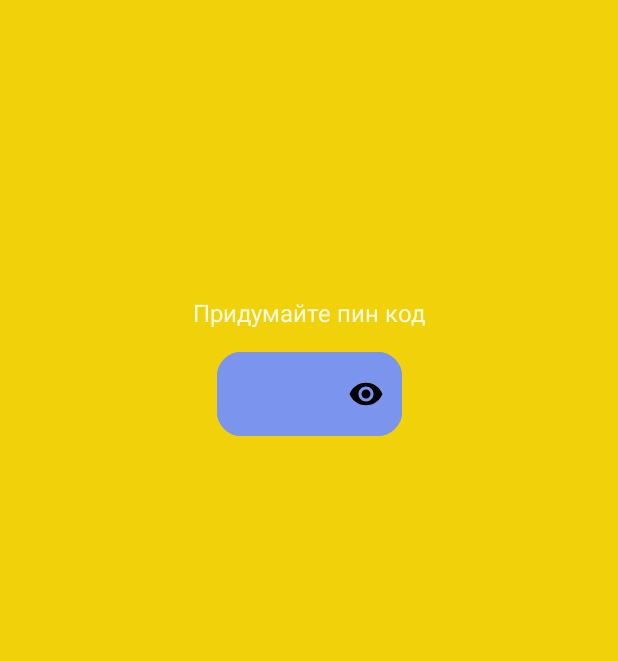
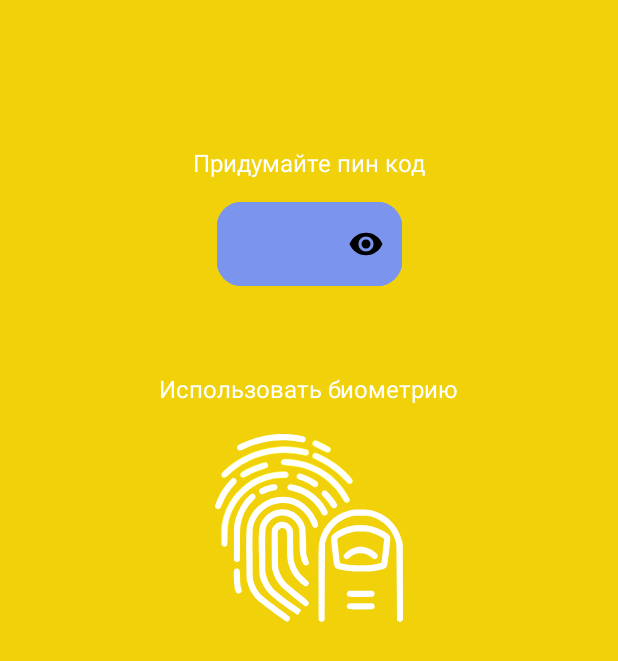
Before and after one commit to VitalyPerm/INotes, an Android app built with Jetpack Compose: the composable PinCodeScreen shown on its own in the app's theme, on a phone screen of 412 x 824 dp. Shown: the top 661 px of the screen. Run offline under Robolectric (Android 15) with nearby library versions, the phone set to English and light mode, and no system bars; our stand-ins replace Dagger/Hilt's generated code, accompanist.

Commit message:
in progress

```diff
--- a/app/src/main/AndroidManifest.xml
+++ b/app/src/main/AndroidManifest.xml
@@ -2,6 +2,7 @@
 <manifest xmlns:android="http://schemas.android.com/apk/res/android"
     package="com.elvitalya.notes">
 
+    <uses-permission android:name="android.permission.USE_BIOMETRIC" />
     <application
         android:name=".presentation.NotesApp"
         android:allowBackup="true"
--- a/app/src/main/java/com/elvitalya/notes/presentation/MainActivity.kt
+++ b/app/src/main/java/com/elvitalya/notes/presentation/MainActivity.kt
@@ -32,7 +32,6 @@ class MainActivity : ComponentActivity() {
         WindowCompat.setDecorFitsSystemWindows(window, false)
 
         setContent {
-
             val systemUiController = rememberSystemUiController()
 
             SideEffect {
--- a/app/src/main/java/com/elvitalya/notes/presentation/main/MainScreen.kt
+++ b/app/src/main/java/com/elvitalya/notes/presentation/main/MainScreen.kt
@@ -1,5 +1,7 @@
 package com.elvitalya.notes.presentation.main
 
+import android.os.Build
+import androidx.annotation.RequiresApi
 import androidx.compose.foundation.layout.padding
 import androidx.compose.foundation.shape.RoundedCornerShape
 import androidx.compose.material.*
@@ -28,6 +30,7 @@ import com.elvitalya.notes.presentation.notes_list.NotesListScreen
 import com.elvitalya.notes.presentation.pin_code.PinCodeScreen
 import com.google.accompanist.insets.navigationBarsPadding
 
+@RequiresApi(Build.VERSION_CODES.Q)
 @Composable
 fun Main(
     viewModel: MainViewModel = hiltViewModel(),
--- a/app/src/main/java/com/elvitalya/notes/presentation/notes_info/NoteDetailsScreen.kt
+++ b/app/src/main/java/com/elvitalya/notes/presentation/notes_info/NoteDetailsScreen.kt
@@ -27,7 +27,6 @@ import com.elvitalya.notes.presentation.main.NEW_NOTE
 import com.elvitalya.notes.theme.theme.CardBackground
 import com.google.accompanist.insets.navigationBarsPadding
 
-const val TAG = "note_info"
 
 @OptIn(ExperimentalComposeUiApi::class)
 @Composable
@@ -35,7 +34,7 @@ fun NoteDetailsScreen(
     viewModel: NotesDetailsScreenViewModel = hiltViewModel(),
     navController: NavController,
     noteId: Int?,
-    goBack: () -> Unit
+    goBack: () -> Unit,
 ) {
 
     BackHandler {
--- a/app/src/main/java/com/elvitalya/notes/presentation/pin_code/PinCodeScreen.kt
+++ b/app/src/main/java/com/elvitalya/notes/presentation/pin_code/PinCodeScreen.kt
@@ -1,5 +1,9 @@
 package com.elvitalya.notes.presentation.pin_code
 
+import android.os.Build
+import androidx.annotation.RequiresApi
+import androidx.compose.foundation.Image
+import androidx.compose.foundation.clickable
 import androidx.compose.foundation.layout.*
 import androidx.compose.foundation.shape.RoundedCornerShape
 import androidx.compose.foundation.text.KeyboardActions
@@ -26,6 +30,7 @@ import com.elvitalya.notes.theme.theme.CardBackground
 import kotlinx.coroutines.delay
 import kotlinx.coroutines.launch
 
+@RequiresApi(Build.VERSION_CODES.Q)
 @Composable
 fun PinCodeScreen(
     viewModel: PinCodeViewModel = hiltViewModel(),
@@ -39,6 +44,8 @@ fun PinCodeScreen(
         unfocusedIndicatorColor = CardBackground,
         backgroundColor = CardBackground
     )
+
+    if(viewModel.authSuccess) goForward()
 
     var passVisibility by remember { mutableStateOf(false) }
 
@@ -60,9 +67,15 @@ fun PinCodeScreen(
         horizontalAlignment = CenterHorizontally
     ) {
 
-        Spacer(modifier = Modifier.height(200.dp))
+        Spacer(modifier = Modifier.height(100.dp))
 
-        Text(text = stringResource(id = if (viewModel.pinEmpty.value) R.string.pin_code_new else R.string.pin_code_enter))
+        Text(
+            text = stringResource(
+                id = if (viewModel.pinEmpty.value) R.string.pin_code_new
+                else R.string.pin_code_enter
+            ),
+            color = Color.White
+        )
 
         Spacer(modifier = Modifier.height(16.dp))
 
@@ -114,5 +127,23 @@ fun PinCodeScreen(
                 }
             )
         )
+
+        Spacer(modifier = Modifier.height(60.dp))
+
+        Text(
+            text = stringResource(R.string.pin_code_use_biometry),
+            color = Color.White
+        )
+
+        Spacer(modifier = Modifier.height(20.dp))
+
+        Image(
+            painter = painterResource(id = R.drawable.ic_fingerprint),
+            contentDescription = "fingerPrint",
+            modifier = Modifier
+            .clickable {
+                viewModel.launchBiometric()
+            }
+        )
     }
 }
--- /dev/null
+++ b/app/src/main/res/drawable/ic_fingerprint.xml
@@ -0,0 +1,47 @@
+<vector android:height="125dp" android:viewportHeight="512"
+    android:viewportWidth="512" android:width="125dp" xmlns:android="http://schemas.android.com/apk/res/android">
+    <path android:fillColor="#FFFFFF"
+        android:pathData="M158.5,1.5c-21.9,2.3 -42.2,6.9 -63.3,14.5 -13.6,4.8 -29.9,12.4 -32.9,15.2 -5,4.7 -1.2,13.8 5.7,13.8 1.7,-0 7.4,-2.1 12.8,-4.6 36.7,-17.3 80.7,-25.6 119.5,-22.6 8.6,0.7 20.4,2.1 26.3,3.2 13.7,2.5 15,2.5 17.9,-0.5 3,-2.9 3.3,-8.3 0.8,-11.4 -2.4,-2.8 -15.1,-5.5 -35.2,-7.6 -17.9,-1.8 -34.7,-1.8 -51.6,-0z" android:strokeColor="#00000000"/>
+    <path android:fillColor="#FFFFFF"
+        android:pathData="M271,17.7c-5.2,2 -7.7,8.6 -4.7,12.6 1.6,2.3 38.5,20.7 41.4,20.7 1.2,-0 3.4,-1.1 4.9,-2.4 3.4,-2.8 3.8,-8.4 0.9,-11.5 -2,-2.3 -34.6,-18.8 -38.5,-19.5 -1.4,-0.3 -3.2,-0.2 -4,0.1z" android:strokeColor="#FFFFFF00"/>
+    <path android:fillColor="#FFFFFF"
+        android:pathData="M169,35.1c-53.7,4.7 -104,27.1 -143.1,63.7 -7.9,7.5 -8.4,8.1 -8.4,12.2 0,5.1 2.9,8 8,8 2.8,-0 5.1,-1.5 13.7,-9.1 12.7,-11.2 18.8,-16 30,-23.3 9.8,-6.4 30.8,-17 41.3,-21 41.2,-15.3 86.2,-18.3 128.5,-8.5 4.7,1.1 9.5,1.7 10.7,1.4 5.5,-1.3 8.1,-8.5 4.8,-13.2 -1.7,-2.5 -4.5,-3.4 -18.9,-6.4 -21.1,-4.3 -44.9,-5.7 -66.6,-3.8z" android:strokeColor="#FFFFFF00"/>
+    <path android:fillColor="#FFFFFF"
+        android:pathData="M270.1,52.1c-4.6,1.8 -6.5,7.4 -4.1,11.9 0.6,1.1 7.9,5.3 16.3,9.4 26.9,13.1 46.4,27.3 69.1,50.5 10.9,11.1 12.2,12.1 15.6,12.1 4.8,-0 8,-3.3 8,-8.2 0,-3.1 -1.2,-4.9 -8.9,-13.5 -20.6,-22.8 -48.9,-43.4 -79.1,-57.5 -13.4,-6.2 -13.3,-6.2 -16.9,-4.7z" android:strokeColor="#FFFFFF00"/>
+    <path android:fillColor="#FFFFFF"
+        android:pathData="M184.4,69.4c-4,1.8 -5.9,6.2 -4.4,10.1 1.7,4.5 3.7,5.3 16,6 34.4,2 61,10 88,26.3 25.2,15.3 49.7,40.4 63.1,64.8 4.9,8.8 7,10.8 11.6,10.8 4.1,-0 8.3,-3.9 8.3,-7.7 0,-4.6 -12,-24.2 -23.8,-38.8 -6.6,-8.2 -21.6,-23.1 -30.2,-29.8 -20.5,-16.3 -46.5,-29.2 -72.4,-36.1 -20.2,-5.3 -50.2,-8.3 -56.2,-5.6z" android:strokeColor="#FFFFFF00"/>
+    <path android:fillColor="#FFFFFF"
+        android:pathData="M120,81.6c-13.8,4.6 -30.4,12 -42.8,19.3 -7.9,4.6 -9.9,7.8 -8,13.1 2,5.9 8,6.6 15.9,1.9 12,-7 25.7,-13.2 40.9,-18.3 9.5,-3.2 16.7,-6.2 17.5,-7.3 4,-5.1 -0.2,-13.3 -6.7,-13.3 -1.8,0.1 -9.4,2.1 -16.8,4.6z" android:strokeColor="#FFFFFF00"/>
+    <path android:fillColor="#FFFFFF"
+        android:pathData="M171.6,103.1c-28.7,2.5 -60.1,14.1 -83.5,30.7 -11.4,8 -29.7,25.8 -37.4,36.2 -16.4,22.2 -26.8,46.1 -31.4,72.1 -1.4,8.2 -1.8,15.6 -1.8,35.2l0,24.9 2.8,2.4c3.6,3.1 8.1,3.1 11.1,0.1 2.3,-2.3 2.4,-2.8 2.9,-27.8 0.3,-17.9 0.9,-27.9 2.1,-33.9 10.9,-55.2 50.5,-99.3 104.6,-116.5 12.3,-3.9 22.7,-5.7 38.5,-6.4 8.3,-0.4 16,-1.2 17.1,-1.9 3.4,-1.8 4.9,-6.6 3.3,-10.3 -2.3,-5.7 -7.7,-6.7 -28.3,-4.8z" android:strokeColor="#FFFFFF00"/>
+    <path android:fillColor="#FFFFFF"
+        android:pathData="M227.4,108c-2.6,1 -5.4,4.8 -5.4,7.3 0,1 0.7,3.1 1.5,4.7 1.2,2.3 3,3.3 9.7,5.6 9.7,3.1 22.8,9.6 31.3,15.3 7,4.8 10.5,5.2 14,1.6 1.8,-1.8 2.5,-3.5 2.5,-6.5 0,-3.8 -0.3,-4.3 -6.5,-8.8 -9.1,-6.5 -23.2,-13.6 -34.3,-17.2 -10.1,-3.3 -9.8,-3.2 -12.8,-2z" android:strokeColor="#00000000"/>
+    <path android:fillColor="#FFFFFF"
+        android:pathData="M43.4,124.2c-9.8,9 -25,30 -32.6,45.2 -5.3,10.6 -10.8,24.3 -10.8,27.2 0,3.9 4.2,7.8 8.3,7.8 5.1,-0 7,-2.2 11.3,-13 7.2,-18.3 18.5,-36.2 32.4,-51.7 5.9,-6.5 7,-8.3 7,-11.3 0,-4.5 -3.7,-8.4 -8,-8.4 -2.2,-0 -4.3,1.2 -7.6,4.2z" android:strokeColor="#00000000"/>
+    <path android:fillColor="#FFFFFF"
+        android:pathData="M147.4,139.5c-10.3,2.6 -21.8,7.4 -25.1,10.4 -4.9,4.3 -1.3,14.1 5.2,14.1 1.5,-0 5.7,-1.3 9.3,-2.9 7.2,-3.1 14.4,-5.3 23.3,-7.1 7.1,-1.4 9.9,-3.9 9.9,-8.9 0,-8.3 -6.2,-9.9 -22.6,-5.6z" android:strokeColor="#00000000"/>
+    <path android:fillColor="#FFFFFF"
+        android:pathData="M199.5,139.5c-3.1,3 -3.2,7.3 -0.5,10.8 1.5,1.9 3.8,2.9 9.7,4.1 34,7.2 60.8,26.5 78.5,56.5 5.8,9.8 7.1,11 11.6,11.1 4.3,-0 8.2,-3.8 8.2,-8.1 0,-3.9 -7.7,-17.1 -16.5,-28.4 -17.7,-22.7 -44.8,-39.9 -73.2,-46.5 -11.3,-2.7 -14.8,-2.6 -17.8,0.5z" android:strokeColor="#00000000"/>
+    <path android:fillColor="#FFFFFF"
+        android:pathData="M294.2,154.7c-2.1,0.8 -4.4,6.3 -3.7,9.1 0.3,1.4 4,6.1 8.1,10.6 4.1,4.5 10.2,12 13.5,16.8 3.3,4.8 6.8,9.2 7.9,9.8 7.5,4 15.4,-3.5 11.6,-11.1 -3,-6 -13.2,-19.3 -21.1,-27.6 -7.1,-7.4 -8.4,-8.3 -11.5,-8.2 -1.9,-0 -4.1,0.3 -4.8,0.6z" android:strokeColor="#00000000"/>
+    <path android:fillColor="#FFFFFF"
+        android:pathData="M100.1,162.8c-3.1,0.5 -14.5,12 -22,22.3 -11.8,16 -20.8,37.3 -24.8,58.1 -1.5,8 -1.8,15.5 -1.8,55.1l0,45.9 2.8,2.4c3.6,3.1 7.7,3.1 11,-0l2.5,-2.3 0.5,-46.4c0.4,-45.5 0.5,-46.6 3,-56.9 5.8,-24.1 15.7,-42.6 31.3,-58.4 7.8,-8 8.9,-10.4 7,-15 -1.5,-3.6 -5.3,-5.5 -9.5,-4.8z" android:strokeColor="#00000000"/>
+    <path android:fillColor="#FFFFFF"
+        android:pathData="M167.5,172.5c-38.1,7 -69.3,35.5 -79,72.1 -3.1,11.7 -3.7,27.2 -3.2,88.6 0.4,52.5 0.6,61.3 2.1,67.7 4.8,20.8 15.2,39.1 29.7,52.6 5.8,5.3 24.2,19.3 60.2,45.8 11.3,8.3 16.7,11.7 18.7,11.7 5.7,-0 10,-6.3 8,-11.6 -0.5,-1.2 -8.4,-7.8 -17.6,-14.5 -57.9,-42.9 -61.9,-46.2 -70.1,-58.6 -5,-7.6 -9.9,-19.2 -12.1,-28.7 -1.5,-6.3 -1.7,-14.9 -1.7,-73.6 0,-65.9 0.1,-66.6 2.3,-74.5 10.5,-37.3 42.6,-61.6 81.5,-61.5 12.5,-0 21.5,2.1 32.2,7.4 19.6,9.7 36,28.3 45.1,51 2.2,5.7 3.3,7.1 6,8.2 2.4,1 4,1.1 6,0.4 6.5,-2.5 6.9,-7.5 1.5,-19.9 -11.3,-26.3 -33.8,-48.9 -58.1,-58.4 -14.1,-5.5 -35.1,-7.3 -51.5,-4.2z" android:strokeColor="#00000000"/>
+    <path android:fillColor="#FFFFFF"
+        android:pathData="M169.5,206.5c-16.5,3.7 -32.5,15.5 -41.2,30.3 -9,15.4 -9.9,25.3 -8.6,93.2 1.1,59.3 1.2,59.4 9.7,77.5 9.5,20.2 20.2,31.1 56.6,58.2 19.2,14.3 38.8,27.5 39.9,26.9 0.5,-0.3 2.7,-3.5 4.9,-7l4,-6.4 -13.6,-9.4c-25.7,-17.5 -54.2,-39.8 -62.4,-48.6 -9.9,-10.5 -17.2,-25 -20.2,-39.4 -1.4,-6.5 -1.6,-16.6 -1.6,-64.2 0,-53.3 0.1,-56.7 2,-62.8 5.8,-18.7 24.6,-32.7 44,-32.8 20.9,-0 40.3,14.8 45.5,34.7 1.1,4.3 1.5,11.8 1.5,29.3 0.1,35.3 1.9,49.5 8.1,63.6 2.8,6.3 5.2,8.4 9.4,8.4 3.8,-0 8.5,-3.8 8.5,-6.9 0,-0.9 -1.7,-6.3 -3.7,-12.1l-3.6,-10.5 -0.8,-34.5c-0.8,-38.1 -1.1,-40.7 -7.6,-54 -5,-10.4 -17.7,-23 -28.4,-28.3 -13,-6.4 -28.6,-8.3 -42.4,-5.2z" android:strokeColor="#00000000"/>
+    <path android:fillColor="#FFFFFF"
+        android:pathData="M373.5,206.4c-45.6,8.8 -80.4,42.8 -89.5,87.7 -1.9,9.3 -2,13.8 -2,110.7 0,55.6 0.3,101.8 0.6,102.7 0.8,1.9 5.5,4.5 8.3,4.5 1.1,-0 3.3,-1.1 4.8,-2.4l2.8,-2.4 0.5,-104.4 0.6,-104.3 2.2,-7.5c9.7,-32.1 33.5,-55.8 65.7,-65.7 8.5,-2.6 10,-2.7 29,-2.7 17.4,-0 21,0.3 27.8,2.2 34.2,9.5 59,34.9 68.4,70.2 1.5,5.9 1.8,16 2.3,109.3l0.5,102.9 2.8,2.4c3.8,3.2 7.2,3.1 10.8,-0.6l3,-2.9 -0.4,-103.3 -0.3,-103.3 -2.2,-8.5c-7.3,-27.4 -20.7,-48 -42.2,-64.2 -9,-6.9 -26.5,-15.3 -38.5,-18.4 -8.8,-2.3 -12.3,-2.7 -29,-3 -13,-0.2 -21.2,0.1 -26,1z" android:strokeColor="#00000000"/>
+    <path android:fillColor="#FFFFFF"
+        android:pathData="M173.9,240.6c-5.6,1.7 -14.1,9 -17.2,14.8 -2.2,4.1 -2.2,4.4 -2.2,56.1 0,50.2 0.1,52.3 2.2,60.1 4.7,17.7 12.6,32.2 24.1,44.5 6.8,7.3 59.9,50.9 63.7,52.3 3.3,1.3 7.3,-0.2 9.8,-3.6 4.1,-5.5 2.6,-7.3 -24.8,-29.6 -13.8,-11.1 -27.6,-22.5 -30.8,-25.3 -11.2,-9.9 -21,-25.7 -25.3,-40.9 -1.6,-5.8 -1.8,-11.8 -2.2,-55.6l-0.3,-49.1 3.3,-3.6c6.4,-6.7 15.8,-5.7 20,2.3 1.6,3.2 1.8,6.3 1.8,34.5 0,17 0.5,35.3 1,40.5 2.9,27 14.9,49.5 36.1,67.6 9.2,7.9 11.5,9.3 14.7,9.4 3.2,-0 8.2,-5.2 8.2,-8.6 0,-2.8 -0.7,-3.5 -16.6,-18.4 -10.8,-10.1 -18.7,-22.9 -22.7,-37 -2.8,-9.7 -3.7,-22.7 -3.7,-55.2 0,-29.7 -0.1,-32.1 -2.1,-37.3 -5.5,-14.7 -21.9,-22.6 -37,-17.9z" android:strokeColor="#00000000"/>
+    <path android:fillColor="#FFFFFF"
+        android:pathData="M387,248.1c-18.4,1.3 -39.3,8 -54.8,17.5 -10.3,6.4 -14.8,11 -15.8,15.9 -0.5,2.6 0.6,16.2 3.2,39 4.9,44.6 5,44.8 21.1,48.6 20.2,4.6 27.8,5.4 56.3,5.4 24.3,-0 29,-0.3 40.3,-2.3 23.3,-4.2 28,-6.1 31.2,-12.8 0.9,-2 3,-16.6 5.6,-39.5 3.9,-35 4,-36.4 2.4,-40.6 -2,-5.2 -8.4,-10.3 -22,-17.4 -20.7,-10.9 -42.8,-15.4 -67.5,-13.8zM423.5,268c10.7,2.9 20.3,7 29.7,12.7 7.4,4.5 7.8,4.9 7.3,7.8 -0.3,1.6 -1.9,15.6 -3.5,31 -1.7,15.4 -3.3,28.9 -3.5,30.1 -0.5,2.1 -5.4,3.5 -23.5,6.5 -10.5,1.7 -44.4,2.3 -57.1,1 -11.9,-1.2 -30.9,-4.7 -32.1,-5.9 -0.5,-0.5 -7.8,-61.4 -7.8,-65.2 0,-2.2 19.2,-12.3 30.1,-15.9 12.8,-4.2 19.5,-5.1 36.4,-4.7 12.5,0.3 17.8,0.9 24,2.6z" android:strokeColor="#00000000"/>
+    <path android:fillColor="#FFFFFF"
+        android:pathData="M384.7,308.5c-10.1,2.1 -20.6,7.5 -28.2,14.8 -6.7,6.4 -7.6,8.7 -5.3,13 3.3,6.2 8.4,6.3 15.8,0.1 8.9,-7.3 14.2,-9.8 24.3,-11.4 12,-1.8 23.6,1.8 34.5,10.7 7.3,6 10.5,6.6 14.7,3 3.1,-2.6 3.6,-7.4 1.1,-11.1 -4.6,-7.2 -20.9,-16.5 -33.1,-19.1 -8.4,-1.8 -14.7,-1.8 -23.8,-0z" android:strokeColor="#00000000"/>
+    <path android:fillColor="#FFFFFF"
+        android:pathData="M56,367.3c-4.7,2.4 -5.1,4.6 -4.6,25.2 0.6,25 3.3,37.3 9,41.1 3.4,2.2 8.1,1 10.9,-2.8l2,-2.7 -2.3,-9.8c-1.8,-7.8 -2.4,-13.5 -2.7,-27.8 -0.2,-10 -0.9,-19 -1.5,-20.2 -0.6,-1.2 -2.4,-2.7 -4.1,-3.3 -3.7,-1.2 -3.7,-1.2 -6.7,0.3z" android:strokeColor="#00000000"/>
+    <path android:fillColor="#FFFFFF"
+        android:pathData="M361.1,429.4c-2.5,2.6 -3,7 -1.2,10.4 2.1,3.9 6.8,4.3 39.4,4l30.9,-0.3 2.4,-2.8c3.1,-3.7 3.1,-8.1 -0.1,-11.2l-2.4,-2.5 -33.4,-0 -33.4,-0 -2.2,2.4z" android:strokeColor="#00000000"/>
+    <path android:fillColor="#FFFFFF"
+        android:pathData="M361.8,463c-3.1,2.4 -3.9,5.9 -2.3,9.7 2.2,5.1 4.2,5.4 38.7,5.1l31.6,-0.3 2.6,-2.4c3.5,-3.3 3.5,-8.3 0.1,-11.6l-2.4,-2.5 -32.9,-0c-31.3,-0 -33.1,0.1 -35.4,2z" android:strokeColor="#00000000"/>
+</vector>
--- a/app/src/main/res/values/strings.xml
+++ b/app/src/main/res/values/strings.xml
@@ -14,6 +14,7 @@
 
 
     <string name="pin_code_new">Придумайте пин код</string>
+    <string name="pin_code_use_biometry">Использовать биометрию</string>
     <string name="pin_code_enter">Введите пин код</string>
     <string name="pin_code_ok">Введите пин код</string>
 
```
Also changed, not shown: app/src/main/java/com/elvitalya/notes/presentation/pin_code/PinCodeViewModel.kt (+66 -0 lines).
